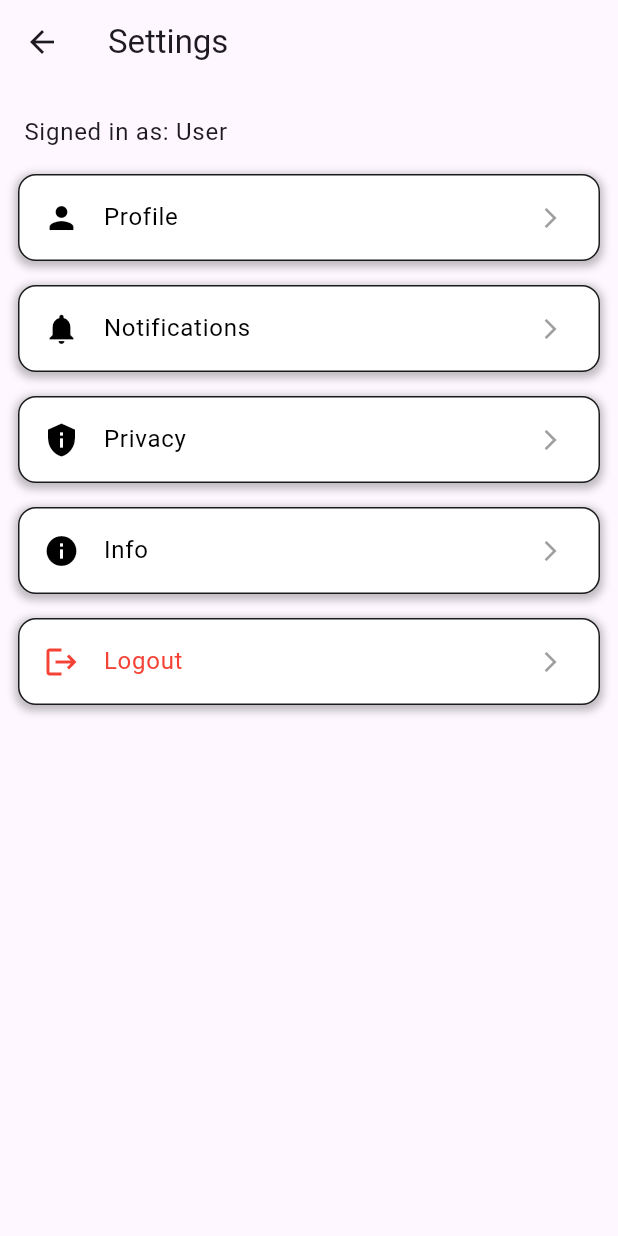
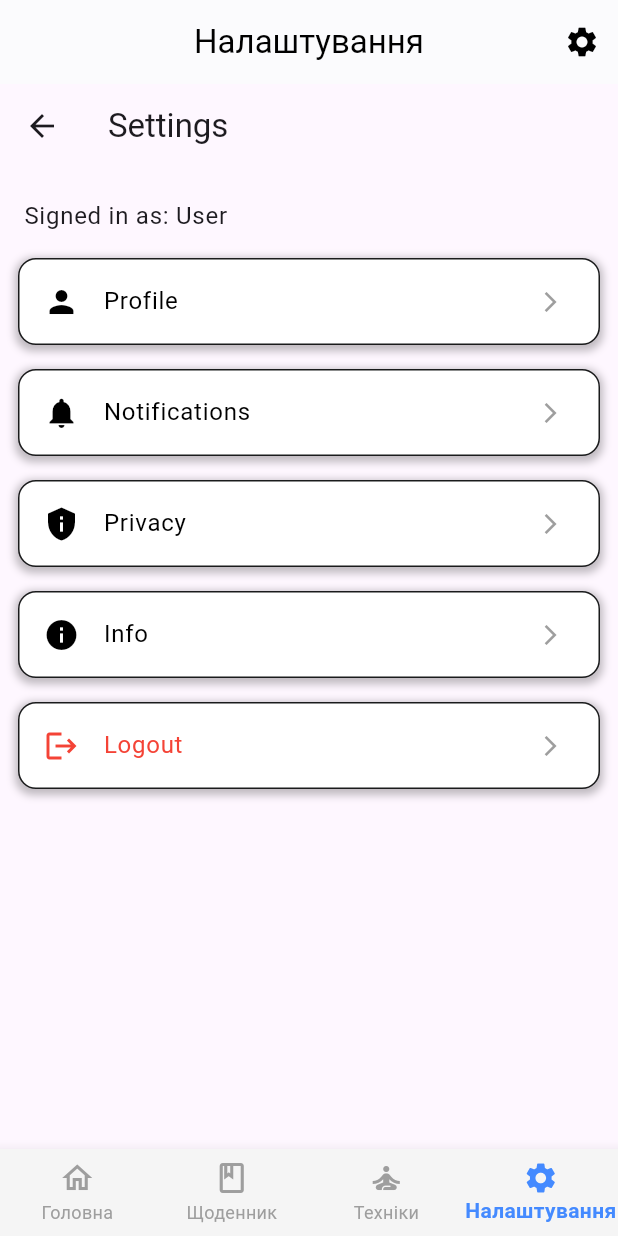
Before and after one commit to AntonDudaiOS/MentalHealth, a Flutter app: the HomeScreen screen opened by its route, after a tap on "Settings", on a phone screen of 412 x 824 dp. Run offline on Flutter 3.47's test engine with Material 3 defaults, Android fonts, the phone set to English and light mode, and no system bars; our stand-ins replace equatable, firebase_analytics, firebase_auth, firebase_core, firebase_messaging, flutter_bloc and 2 more; accounts and stored records are empty.

Commit message:
Implemented widget for TabBar; connected TabBar; added changes to the routes

```diff
--- a/lib/core/router/routes.dart
+++ b/lib/core/router/routes.dart
@@ -7,6 +7,7 @@ import 'package:my_mental_health_app/bloc/app/app_bloc.dart';
 import 'package:my_mental_health_app/core/router/go_router_refresh_stream.dart';
 import 'package:my_mental_health_app/bloc/app/app_state.dart';
 import 'package:my_mental_health_app/features/settings/screens/settings_screen.dart';
+import 'package:my_mental_health_app/widgets/main_scaffold.dart';
 
 GoRouter createRouter(AppBloc appBloc) {
   return GoRouter(
@@ -19,29 +20,23 @@ GoRouter createRouter(AppBloc appBloc) {
       if (status == AppStatus.showOnboarding && location != '/onboarding') {
         return '/onboarding';
       }
-
       if (status == AppStatus.showRegistration && location != '/registry') {
         return '/registry';
       }
-
       if (status == AppStatus.showHome &&
           (location == '/onboarding' || location == '/registry')) {
         return '/home';
       }
-
       if (status == AppStatus.showLogin && location != '/login') {
         return '/login';
       }
-
       if (status == AppStatus.switchToRegistration && location != '/registry') {
         return '/registry';
-      }
-      if (status == AppStatus.showSettings && location != '/settings') {
-        return '/settings';
       }
       return null;
     },
     routes: [
+      // Поза таббаром
       GoRoute(
         path: '/onboarding',
         builder: (context, state) => const OnboardingScreen(),
@@ -54,14 +49,31 @@ GoRouter createRouter(AppBloc appBloc) {
         path: '/login',
         builder: (context, state) => const LoginForm(),
       ),
-      GoRoute(
-        path: '/home',
-        builder: (context, state) => const HomeScreen(),
+
+      // Тепер вкладки під таббаром
+      ShellRoute(
+        builder: (context, state, child) {
+          return MainScaffold(child: child); // З таббаром
+        },
+        routes: [
+          GoRoute(
+            path: '/home',
+            builder: (context, state) => const HomeScreen(),
+          ),
+          GoRoute(
+            path: '/diary',
+            builder: (context, state) => const SettingsScreen(), // заміниш на DiaryScreen
+          ),
+          GoRoute(
+            path: '/techniques',
+            builder: (context, state) => const SettingsScreen(), // заміниш на TechniquesScreen
+          ),
+          GoRoute(
+            path: '/settings',
+            builder: (context, state) => const SettingsScreen(),
+          ),
+        ],
       ),
-      GoRoute(
-        path: '/settings',
-        builder: (context, state) => SettingsScreen(),
-      )
     ],
   );
 }
--- a/lib/features/home/home_screen.dart
+++ b/lib/features/home/home_screen.dart
@@ -25,52 +25,40 @@ class HomeScreen extends StatelessWidget {
       builder: (context, state) {
         final UserModel? user = state.user;
 
-        return Scaffold(
-          appBar: AppBar(
-            title: Text('Hello, ${user?.displayName ?? "User"}'),
-            actions: [
-              IconButton(
-                icon: const Icon(Icons.settings),
-                onPressed: () => context.push('/settings'),
+        return Center(
+          child: Column(
+            mainAxisAlignment: MainAxisAlignment.center,
+            children: [
+              Text(
+                'Hello, ${user?.displayName ?? "User"}',
+                style: const TextStyle(
+                  fontSize: 24,
+                  fontWeight: FontWeight.w600,
                 ),
-            ],
               ),
-          body: SafeArea(
-            child: Column(
-              mainAxisAlignment: MainAxisAlignment.end,
-              crossAxisAlignment: CrossAxisAlignment.center,
-              children: [
+              const SizedBox(height: 20),
               Text(
                 user?.subscriptionType == 'premium'
                     ? 'You are a Premium user'
                     : 'You are using Free version',
                 style: const TextStyle(fontSize: 16),
               ),
-                const SizedBox(height: 12),
-                Row(
-                  mainAxisAlignment: MainAxisAlignment.center,
-                  children: [
+              const SizedBox(height: 20),
               CustomButton(
                 text: 'Settings',
                 border: Border.all(color: Colors.purple, width: 2),
                 borderRadius: const BorderRadius.all(Radius.circular(20)),
                 boxShadow: [
                   BoxShadow(
-                          color: Colors.black.withValues(alpha: 0.4),
+                    color: Colors.black.withAlpha(40),
                     spreadRadius: 2.5,
                     blurRadius: 4,
                     offset: const Offset(0, 0),
                   ),
                 ],
-                      onPressed: () {
-                        context.push('/settings');
-                      },
+                onPressed: () => context.push('/settings'),
               ),
             ],
-                ),
-                const SizedBox(height: 20),
-              ],
-            ),
           ),
         );
       },
--- /dev/null
+++ b/lib/widgets/main_scaffold.dart
@@ -0,0 +1,92 @@
+import 'package:flutter/material.dart';
+import 'package:go_router/go_router.dart';
+
+class MainScaffold extends StatelessWidget {
+  final Widget child;
+
+  const MainScaffold({super.key, required this.child});
+
+  static const tabs = [
+    '/home',
+    '/diary',
+    '/techniques',
+    '/settings',
+  ];
+
+  static const tabTitles = [
+    'Головна',
+    'Щоденник',
+    'Техніки',
+    'Налаштування',
+  ];
+
+  int _calculateSelectedIndex(BuildContext context) {
+    final location = GoRouterState.of(context).uri.toString();
+    return tabs.indexWhere((path) => location.startsWith(path));
+  }
+
+  void _onItemTapped(BuildContext context, int index) {
+    if (index >= 0 && index < tabs.length) {
+      context.go(tabs[index]);
+    }
+  }
+
+  @override
+  Widget build(BuildContext context) {
+    final selectedIndex = _calculateSelectedIndex(context);
+    final title = selectedIndex >= 0 && selectedIndex < tabTitles.length
+        ? tabTitles[selectedIndex]
+        : '';
+
+    return Scaffold(
+      appBar: AppBar(
+        title: Text(title),
+        centerTitle: true,
+        backgroundColor: Colors.white,
+        foregroundColor: Colors.black,
+        elevation: 0.5,
+        actions: [
+          IconButton(
+            icon: const Icon(Icons.settings),
+            onPressed: () {
+              context.go('/settings');
+            },
+          ),
+        ],
+      ),
+      body: child,
+      bottomNavigationBar: BottomNavigationBar(
+        currentIndex: selectedIndex >= 0 ? selectedIndex : 0,
+        onTap: (index) => _onItemTapped(context, index),
+        type: BottomNavigationBarType.fixed,
+        backgroundColor: const Color(0xFFF5F5F5),
+        selectedItemColor: Colors.blueAccent,
+        unselectedItemColor: Colors.grey,
+        selectedLabelStyle: const TextStyle(fontWeight: FontWeight.w600),
+        unselectedLabelStyle: const TextStyle(fontWeight: FontWeight.w400),
+        items: const [
+          BottomNavigationBarItem(
+            icon: Icon(Icons.home_outlined),
+            activeIcon: Icon(Icons.home),
+            label: 'Головна',
+          ),
+          BottomNavigationBarItem(
+            icon: Icon(Icons.book_outlined),
+            activeIcon: Icon(Icons.book),
+            label: 'Щоденник',
+          ),
+          BottomNavigationBarItem(
+            icon: Icon(Icons.self_improvement_outlined),
+            activeIcon: Icon(Icons.self_improvement),
+            label: 'Техніки',
+          ),
+          BottomNavigationBarItem(
+            icon: Icon(Icons.settings_outlined),
+            activeIcon: Icon(Icons.settings),
+            label: 'Налаштування',
+          ),
+        ],
+      ),
+    );
+  }
+}
```
Lines whose indentation alone changed are shown as unchanged.
